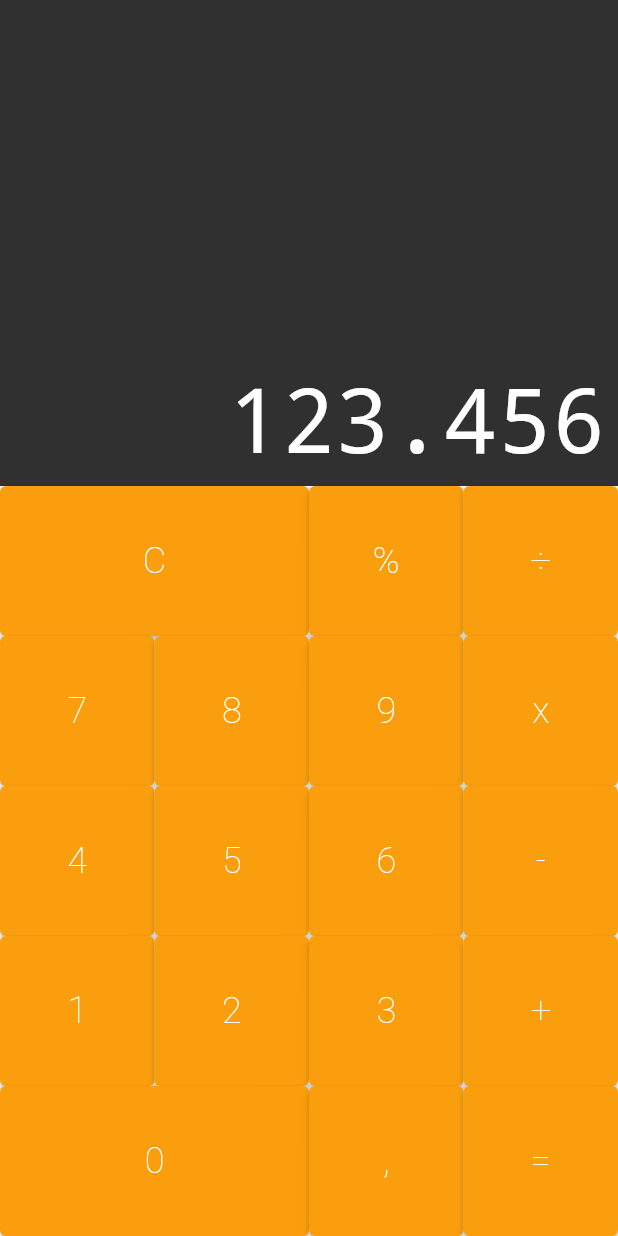
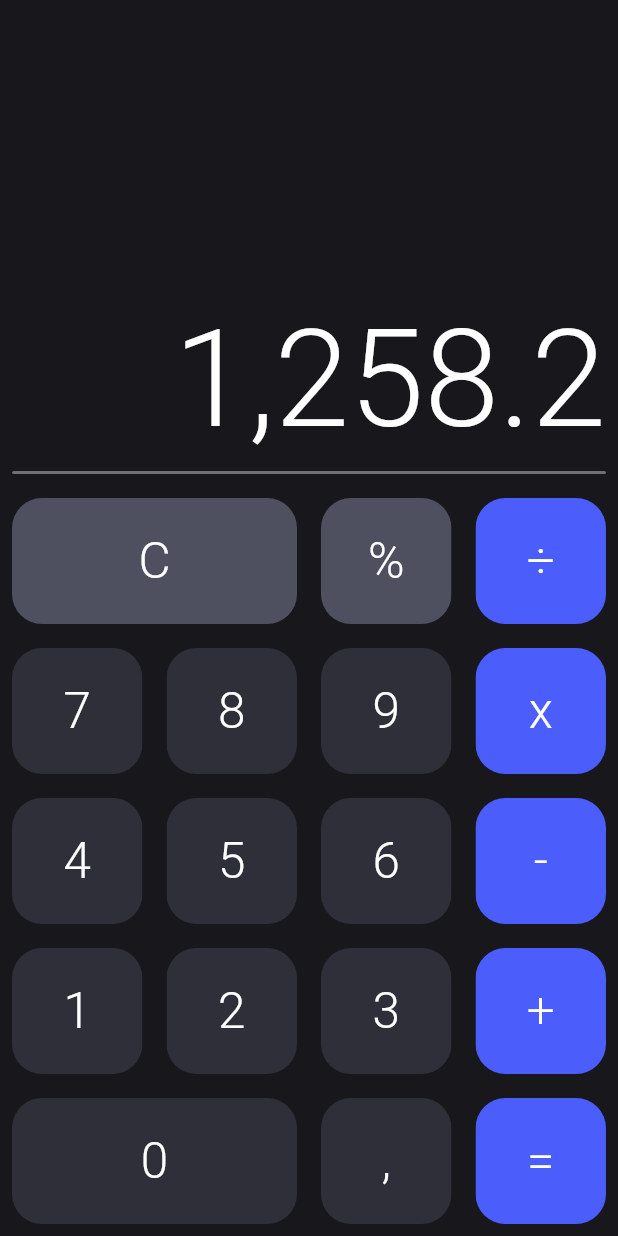
Before and after one commit to Tiagoow03/calculator-system, a Flutter app: the screen it shows after launch, on a phone screen of 412 x 824 dp. Run offline on Flutter 3.47's test engine with Material 2 defaults, Android fonts, the phone set to English and light mode, and no system bars; Roboto replaces fonts that are missing (WorkSans).

Commit message:
Finalização dos ajustes relacionados a tela

```diff
--- a/lib/interfaces/pages/home.page.dart
+++ b/lib/interfaces/pages/home.page.dart
@@ -14,11 +14,31 @@ class HomePage extends StatefulWidget {
 class _HomePageState extends State<HomePage> {
   @override
   Widget build(BuildContext context) {
-    return Column(
-      children: const [
-        Visor(texto: '123.456'),
-        Teclado(),
-      ],
+    return Container(
+      decoration: const BoxDecoration(color: Color(0xFF17171C)),
+      child: Column(
+        children: [
+          const Visor(texto: '1,258.2'),
+          Align(
+            alignment: Alignment.center,
+            child: Container(
+              constraints: const BoxConstraints(
+                maxWidth: double.infinity,
+              ),
+              margin: const EdgeInsets.all(8),
+              height: 2,
+              decoration: BoxDecoration(
+                borderRadius: BorderRadius.circular(180),
+                border: Border.all(
+                  color: Theme.of(context).colorScheme.primary,
+                  width: 1,
+                ),
+              ),
+            ),
+          ),
+          const Teclado(),
+        ],
+      ),
     );
   }
 }
--- a/lib/interfaces/widgets/botao.dart
+++ b/lib/interfaces/widgets/botao.dart
@@ -5,28 +5,53 @@ class Botao extends StatelessWidget {
     super.key,
     required this.texto,
     this.grande = false,
+    this.cor = const Color(0xFF2E2F38),
   });
+
+  const Botao.operacao({
+    super.key,
+    required this.texto,
+    this.grande = false,
+    this.cor = const Color(0xFF4B5EFC),
+  });
+
+  const Botao.superior({
+    super.key,
+    required this.texto,
+    this.grande = false,
+    this.cor = const Color(0xFF4E505F),
+  });
+
 
   final String texto;
   final bool grande;
+  final Color cor;
 
   @override
   Widget build(BuildContext context) {
     return Expanded(
       flex: grande ? 2 : 1,
+      child: Container(
+        clipBehavior: Clip.antiAlias,
+        margin: const EdgeInsets.all(8.0),
+        decoration: BoxDecoration(
+          borderRadius: BorderRadius.circular(20),
+        ),
         child: ElevatedButton(
           onPressed: () {},
           style: ElevatedButton.styleFrom(
-          backgroundColor: Theme.of(context).colorScheme.secondary,
+            backgroundColor: cor,
             textStyle: const TextStyle(
-            fontSize: 24,
-            fontWeight: FontWeight.w200,
+              fontSize: 33,
+              fontWeight: FontWeight.w300,
+              fontFamily: 'WorkSans',
             ),
           ),
           child: Text(
             texto,
           ),
         ),
+      ),
     );
   }
 }
--- a/lib/interfaces/widgets/teclado.dart
+++ b/lib/interfaces/widgets/teclado.dart
@@ -14,32 +14,32 @@ class Teclado extends StatelessWidget {
       child: const Column(
         children: [
           BotaoEmLinhas(botoes: [
-            Botao(texto: 'C', grande: true,),
-            Botao(texto: '%'),
-            Botao(texto: '÷'),
+            Botao.superior(texto: 'C', grande: true,),
+            Botao.superior(texto: '%'),
+            Botao.operacao(texto: '÷'),
           ]),
           BotaoEmLinhas(botoes: [
             Botao(texto: '7'),
             Botao(texto: '8'),
             Botao(texto: '9'),
-            Botao(texto: 'x'),
+            Botao.operacao(texto: 'x'),
           ]),
           BotaoEmLinhas(botoes: [
             Botao(texto: '4'),
             Botao(texto: '5'),
             Botao(texto: '6'),
-            Botao(texto: '-'),
+            Botao.operacao(texto: '-'),
           ]),
           BotaoEmLinhas(botoes: [
             Botao(texto: '1'),
             Botao(texto: '2'),
             Botao(texto: '3'),
-            Botao(texto: '+'),
+            Botao.operacao(texto: '+'),
           ]),
           BotaoEmLinhas(botoes: [
             Botao(texto: '0', grande: true,),
             Botao(texto: ','),
-            Botao(texto: '='),
+            Botao.operacao(texto: '='),
           ]),
         ],
       ),
--- a/lib/interfaces/widgets/visor.dart
+++ b/lib/interfaces/widgets/visor.dart
@@ -13,13 +13,13 @@ class Visor extends StatelessWidget {
     return Expanded(
       flex: 1,
       child: Container(
-        decoration: const BoxDecoration(color: Color.fromRGBO(48, 48, 48, 1)),
+        decoration: const BoxDecoration(color: Color(0xFF17171C)),
         child: Column(
           crossAxisAlignment: CrossAxisAlignment.stretch,
           mainAxisAlignment: MainAxisAlignment.end,
           children: [
             Padding(
-              padding: const EdgeInsets.all(8.0),
+              padding: const EdgeInsets.only(left: 8, right: 8),
               child: FittedBox(
                 alignment: Alignment.bottomRight,
                 fit: BoxFit.scaleDown,
@@ -28,9 +28,10 @@ class Visor extends StatelessWidget {
                   maxLines: 1,
                   style: const TextStyle(
                     decoration: TextDecoration.none,
-                    fontWeight: FontWeight.w100,
-                    fontSize: 60,
+                    fontWeight: FontWeight.w300,
+                    fontSize: 90,
                     color: Colors.white,
+                    fontFamily: 'WorkSans',
                   ),
                 ),
               ),
```
Lines whose indentation alone changed are shown as unchanged.
